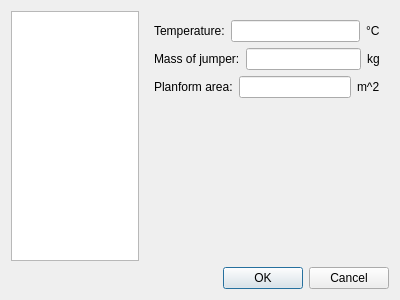
First picture: the form in src/configdialog.ui, repository flysight/flysight-viewer-qt, before the edit.
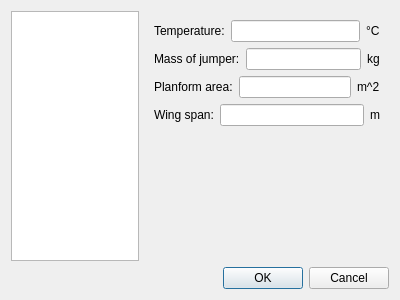
Second picture: the form after the edit.

What changed in the file:
```diff
--- a/src/configdialog.ui
+++ b/src/configdialog.ui
@@ -174,6 +174,27 @@
              </item>
             </layout>
            </item>
+           <item>
+            <layout class="QHBoxLayout" name="horizontalLayout_7">
+             <item>
+              <widget class="QLabel" name="label_10">
+               <property name="text">
+                <string>Wing span:</string>
+               </property>
+              </widget>
+             </item>
+             <item>
+              <widget class="QLineEdit" name="spanEdit"/>
+             </item>
+             <item>
+              <widget class="QLabel" name="label_11">
+               <property name="text">
+                <string>m</string>
+               </property>
+              </widget>
+             </item>
+            </layout>
+           </item>
            <item>
             <spacer name="verticalSpacer_3">
              <property name="orientation">
```
